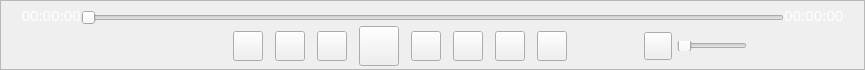
The window that SisecPlayer/cformplayctrl.ui (anyboo/SPlayer) describes before a commit, drawn with Qt 5.
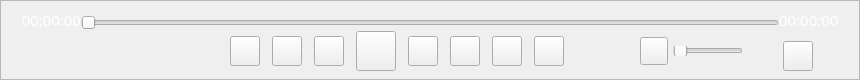
The same window after the commit. Icons and pictures are not drawn. Custom widgets are drawn as their Qt base class.

The edit to the form file:
```diff
--- a/SisecPlayer/cformplayctrl.ui
+++ b/SisecPlayer/cformplayctrl.ui
@@ -6,8 +6,8 @@
    <rect>
     <x>0</x>
     <y>0</y>
-    <width>865</width>
-    <height>70</height>
+    <width>860</width>
+    <height>80</height>
    </rect>
   </property>
   <property name="windowTitle">
@@ -439,7 +439,61 @@
           </item>
           <item row="0" column="6">
            <layout class="QFormLayout" name="formLayout_5">
-            <item row="0" column="1">
+            <property name="horizontalSpacing">
+             <number>0</number>
+            </property>
+            <property name="verticalSpacing">
+             <number>0</number>
+            </property>
+            <property name="topMargin">
+             <number>10</number>
+            </property>
+            <property name="bottomMargin">
+             <number>0</number>
+            </property>
+            <item row="1" column="0">
+             <widget class="QPushButton" name="btnClock">
+              <property name="minimumSize">
+               <size>
+                <width>30</width>
+                <height>30</height>
+               </size>
+              </property>
+              <property name="maximumSize">
+               <size>
+                <width>30</width>
+                <height>30</height>
+               </size>
+              </property>
+              <property name="toolTip">
+               <string>时间校准</string>
+              </property>
+              <property name="styleSheet">
+               <string notr="true">
+QPushButton
+{
+	
+	border-image: url(:/Skin/clock.png)
+}
+
+QPushButton:hover
+{	
+	background-color: rgb(94, 94, 94);
+
+}
+QPushButton:pressed
+{	
+	
+	background-color: rgb(65, 65, 65);
+}
+QPushButton:disabled
+{	
+	
+}</string>
+              </property>
+             </widget>
+            </item>
+            <item row="1" column="1">
              <spacer name="horizontalSpacer_6">
               <property name="orientation">
                <enum>Qt::Horizontal</enum>
@@ -447,7 +501,7 @@
               <property name="sizeHint" stdset="0">
                <size>
                 <width>40</width>
-                <height>20</height>
+                <height>10</height>
                </size>
               </property>
              </spacer>
```
Left out of the diff: 3 changed lines with no effect on the pictures.
